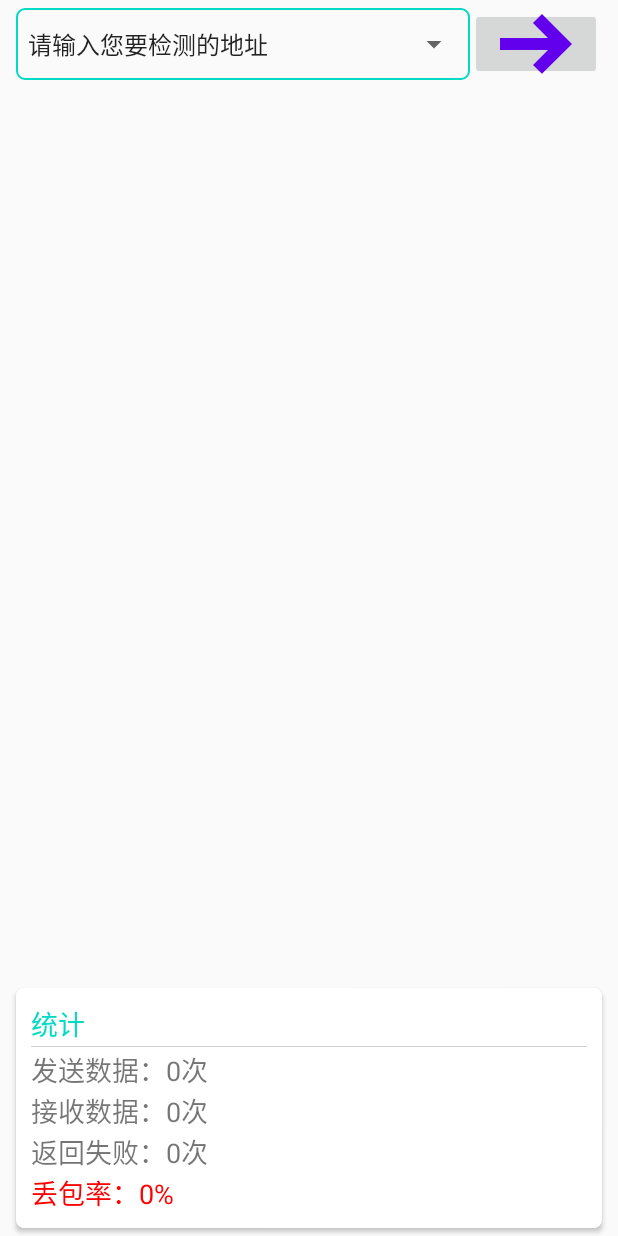
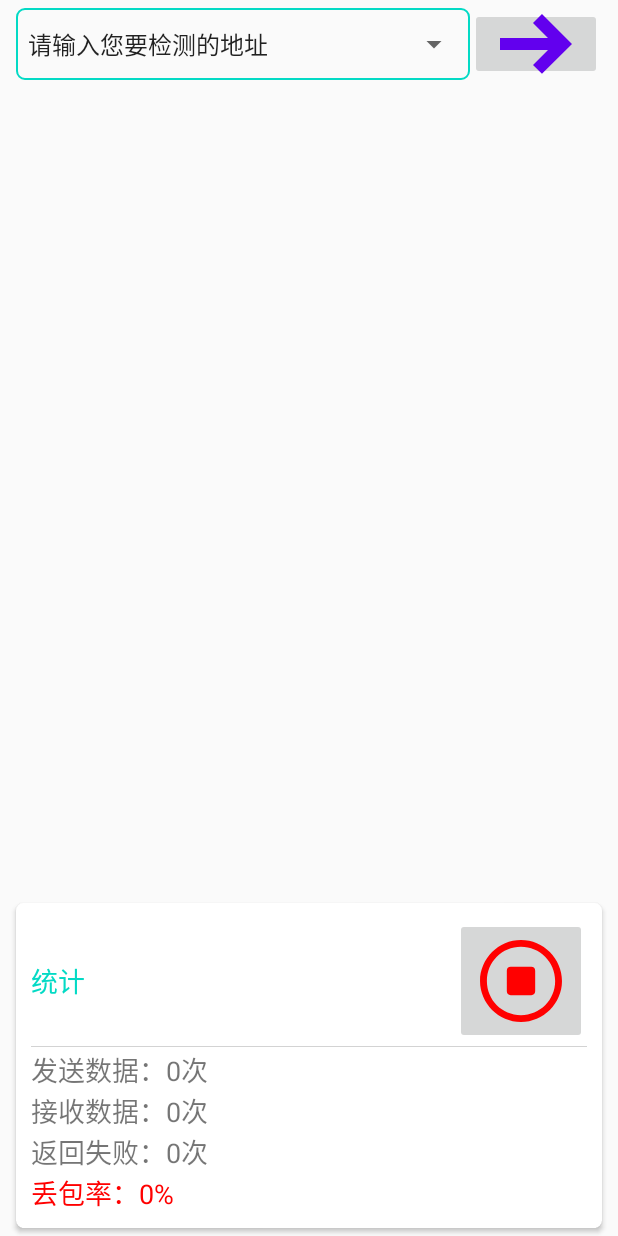
Before and after one commit to AndroidCoderPeng/Ping, an Android app: the layout activity_main.xml on its own in the app's theme, with its tools: preview values and no code run, on a phone screen of 412 x 824 dp. Run offline under Robolectric (Android 15) with nearby library versions, the phone set to English and light mode, and no system bars.

Commit message:
增加timer暂停功能

```diff
--- /dev/null
+++ b/app/src/main/res/drawable/ic_stop.xml
@@ -0,0 +1,9 @@
+<vector xmlns:android="http://schemas.android.com/apk/res/android"
+    android:width="96px"
+    android:height="96px"
+    android:viewportWidth="1024"
+    android:viewportHeight="1024">
+    <path
+        android:fillColor="#FF0000"
+        android:pathData="M512,949.14c238.72,0 437.14,-198 437.14,-437.14 0,-238.72 -198.86,-437.14 -437.58,-437.14C272.44,74.86 74.88,273.28 74.88,512c0,239.14 198,437.14 437.14,437.14zM512,876.29C309.71,876.29 148.11,714.28 148.11,512c0,-201.87 161.15,-364.29 363.45,-364.29 201.86,0 364.27,162.43 364.71,364.29 0.42,202.29 -162.43,364.29 -364.29,364.29zM360.72,622.57c0,25.71 15.41,41.14 41.56,41.14h219.43c25.71,0 41.56,-15.43 41.56,-41.14L663.28,401.43c0,-25.29 -15.85,-40.7 -41.56,-40.7L402.29,360.72c-26.15,0 -41.56,15.41 -41.56,40.7z" />
+</vector>
--- a/app/src/main/res/layout/activity_main.xml
+++ b/app/src/main/res/layout/activity_main.xml
@@ -79,12 +79,25 @@
             android:orientation="vertical"
             android:padding="10dp">
 
+            <RelativeLayout
+                android:layout_width="match_parent"
+                android:layout_height="wrap_content">
+
                 <TextView
                     android:layout_width="wrap_content"
                     android:layout_height="wrap_content"
+                    android:layout_centerVertical="true"
                     android:text="统计"
                     android:textColor="@color/colorAccent"
                     android:textSize="18sp" />
+
+                <ImageButton
+                    android:id="@+id/stopPing"
+                    android:layout_width="wrap_content"
+                    android:layout_height="wrap_content"
+                    android:layout_alignParentEnd="true"
+                    android:src="@drawable/ic_stop" />
+            </RelativeLayout>
 
             <View
                 android:layout_width="match_parent"
```
Also changed, not shown: app/src/main/java/com/css/jyjt/ping/ui/MainActivity.java (+24 -7 lines). Lines whose indentation alone changed are shown as unchanged.
